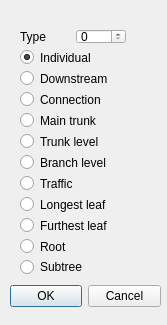
This is neurolabi/gui/dialogs/swctypedialog.ui in janelia-flyem/NeuTu as Qt 5 draws it before an edit. The edited form follows.
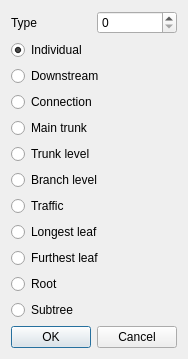
This is the edited form.

```diff
--- a/neurolabi/gui/dialogs/swctypedialog.ui
+++ b/neurolabi/gui/dialogs/swctypedialog.ui
@@ -13,31 +13,8 @@
   <property name="windowTitle">
    <string>Change Swc Type</string>
   </property>
-  <widget class="QDialogButtonBox" name="buttonBox">
-   <property name="geometry">
-    <rect>
-     <x>10</x>
-     <y>280</y>
-     <width>151</width>
-     <height>32</height>
-    </rect>
-   </property>
-   <property name="orientation">
-    <enum>Qt::Horizontal</enum>
-   </property>
-   <property name="standardButtons">
-    <set>QDialogButtonBox::Cancel|QDialogButtonBox::Ok</set>
-   </property>
-  </widget>
-  <widget class="QWidget" name="layoutWidget">
-   <property name="geometry">
-    <rect>
-     <x>20</x>
-     <y>29</y>
-     <width>106</width>
-     <height>245</height>
-    </rect>
-   </property>
+  <layout class="QVBoxLayout" name="verticalLayout_2">
+   <item>
    <layout class="QVBoxLayout" name="verticalLayout">
     <item>
      <layout class="QHBoxLayout" name="horizontalLayout">
@@ -51,7 +28,7 @@
       <item>
        <widget class="QSpinBox" name="typeSpinBox">
         <property name="maximum">
-         <number>20</number>
+          <number>65535</number>
         </property>
        </widget>
       </item>
@@ -174,7 +151,18 @@
      </widget>
     </item>
    </layout>
-  </widget>
+   </item>
+   <item>
+    <widget class="QDialogButtonBox" name="buttonBox">
+     <property name="orientation">
+      <enum>Qt::Horizontal</enum>
+     </property>
+     <property name="standardButtons">
+      <set>QDialogButtonBox::Cancel|QDialogButtonBox::Ok</set>
+     </property>
+    </widget>
+   </item>
+  </layout>
  </widget>
  <resources/>
  <connections>
```
Lines whose indentation alone changed are shown as unchanged.
